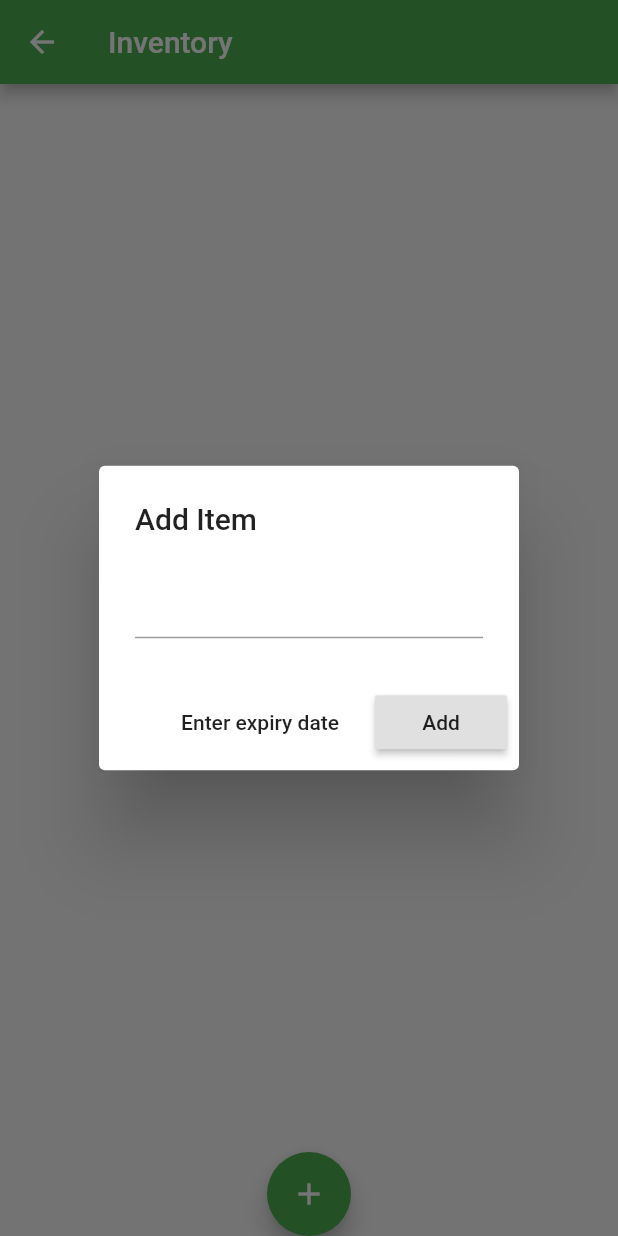
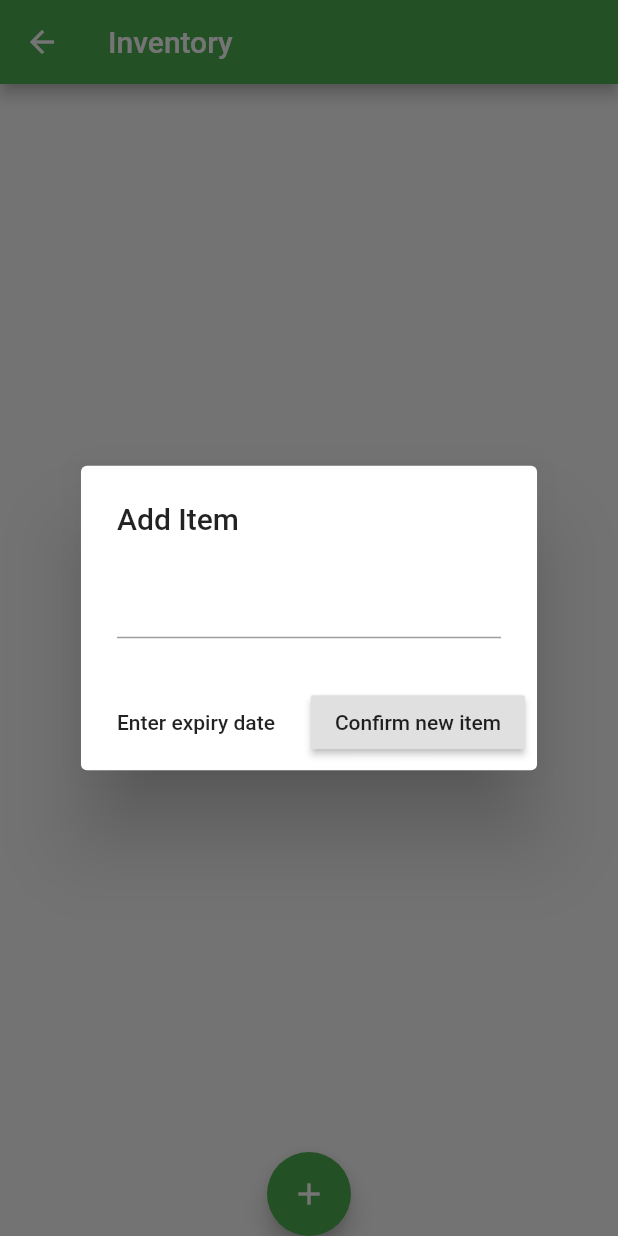
Before and after one commit to KnitidCeladon23/my_expiree_app, a Flutter app: the InventoryList screen opened directly, after a tap on the "add" icon, on a phone screen of 412 x 824 dp. Run offline on Flutter 3.47's test engine with Material 2 defaults, Android fonts, the light colour scheme and no system bars; our stand-ins replace firebase_auth, google_fonts; accounts and stored records are empty.

Commit message:
fixed expiry date bug and null bug

```diff
--- a/lib/inventoryList.dart
+++ b/lib/inventoryList.dart
@@ -9,7 +9,10 @@ class InventoryList extends StatefulWidget {
 }
 
 class _InventoryListState extends State<InventoryList> {
-  List<String> items = List();
+  //List<String> items = List();
+  List<InventoryList> items = List(); //new
+  //list will store InventoryItem objects instead,
+  //which encapsulates name of item and their expiry dates in string
   String newItem;
 
   @override
@@ -27,7 +30,10 @@ class _InventoryListState extends State<InventoryList> {
     final DateTime pickedDate = await showDatePicker(
         context: context,
         initialDate: DateTime.now(),
-        firstDate: DateTime(2015, 8),
+        //firstDate: DateTime(2015, 8),
+        firstDate: DateTime.now(), //new
+        //would make sense to set the lower limit to the current date
+        //because users won't add expired food to their inventory
         lastDate: DateTime(2101));
     if (pickedDate != null && pickedDate != _dateTime)
       setState(() {
@@ -38,10 +44,12 @@ class _InventoryListState extends State<InventoryList> {
 
   void _addItemToList(String newItem) {
     setState(() {
-      items.add(newItem);
+      //items.add(newItem);
+      items.add(InventoryItem(newItem, dateTimeString)); //new
+      //adding InventoryItem objects into the list
     });
-    print(newItem);
-    print(items);
+    //print(newItem);
+    //print(items);
     Navigator.of(context).pop();
   }
 
@@ -50,6 +58,12 @@ class _InventoryListState extends State<InventoryList> {
     final addItemButton = FloatingActionButton(
       backgroundColor: Colors.green,
       onPressed: () {
+        newItem = null; //new
+        _dateTime = null; //new
+        //initialising values to zero, otherwise
+        //the app will still have values from the
+        //previous entry, this means that if a new blank entry
+        //was made, it would end up copying the previous item on the list
         showDialog(
             context: context,
             builder: (BuildContext context) {
@@ -66,9 +80,17 @@ class _InventoryListState extends State<InventoryList> {
                       child: Text("Enter expiry date")),
                   RaisedButton(
                       onPressed: () {
-                        _addItemToList(newItem);
+                        //new
+                        if (newItem != null && _dateTime != null) {
+                          //_addItemToList(newItem);
+                          _addItemToList(newItem, _dateTime.toString()); //new
+                        } else {
+                          Navigator.of(context).pop(); //new
+                        }
+                        //if there are no inputs, the app will simply return to the
+                        //inventory list
                       },
-                      child: Text("Add"))
+                      child: Text("Confirm new item"))
                 ],
               );
             });
@@ -86,7 +108,9 @@ class _InventoryListState extends State<InventoryList> {
       body: Container(
           child: ListView.builder(
         itemBuilder: (BuildContext context, int index) {
-          return InventoryItem(this.items[index], this._dateTime.toString());
+          //return InventoryItem(this.items[index], this._dateTime.toString());
+          return this.items[index]; //new
+          //will return the inventory item
         },
         itemCount: this.items.length,
       )),
```
